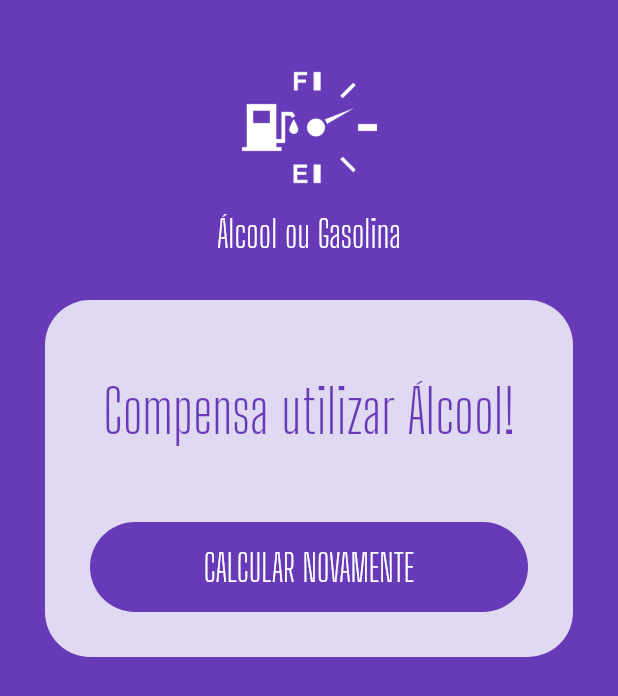
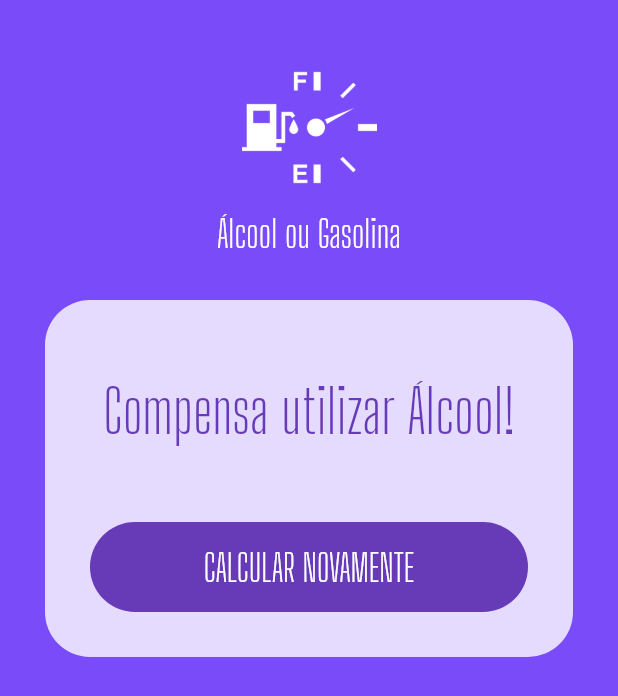
Before and after one commit to Luccasoli/-lcool-ou-gasolina-flutter, a Flutter app: the screen it shows after launch, after a tap on "CALCULAR", on a phone screen of 412 x 824 dp. Shown: the top 696 px of the screen. Run offline on Flutter 3.47's test engine with Material 2 defaults, Android fonts, the phone set to English and light mode, and no system bars; our stand-ins replace flutter_masked_text.

Commit message:
inserindo animacao

```diff
--- a/lib/pages/home.dart
+++ b/lib/pages/home.dart
@@ -10,6 +10,7 @@ class HomePage extends StatefulWidget {
 }
 
 class _HomePageState extends State<HomePage> {
+  Color _color = Colors.deepPurple;
   var _gasController = MoneyMaskedTextController();
   var _alcoolController = MoneyMaskedTextController();
   bool _busy = false;
@@ -19,8 +20,9 @@ class _HomePageState extends State<HomePage> {
   @override
   Widget build(BuildContext context) {
     return Scaffold(
-      body: Container(
-        color: Theme.of(context).primaryColor,
+      body: AnimatedContainer(
+        duration: Duration(milliseconds: 1200),
+        color: this._color,
         child: SafeArea(
           child: ListView(
             children: <Widget>[
@@ -49,6 +51,7 @@ class _HomePageState extends State<HomePage> {
       this._alcoolController = MoneyMaskedTextController();
       this._gasController = MoneyMaskedTextController();
       this._busy = false;
+      this._color = Colors.deepPurple;
     });
   }
 
@@ -65,6 +68,7 @@ class _HomePageState extends State<HomePage> {
     this.setState(() {
       this._busy = true;
       this._completed = false;
+      this._color = Colors.deepPurpleAccent;
     });
 
     return Future.delayed(Duration(seconds: 1), () {
```
